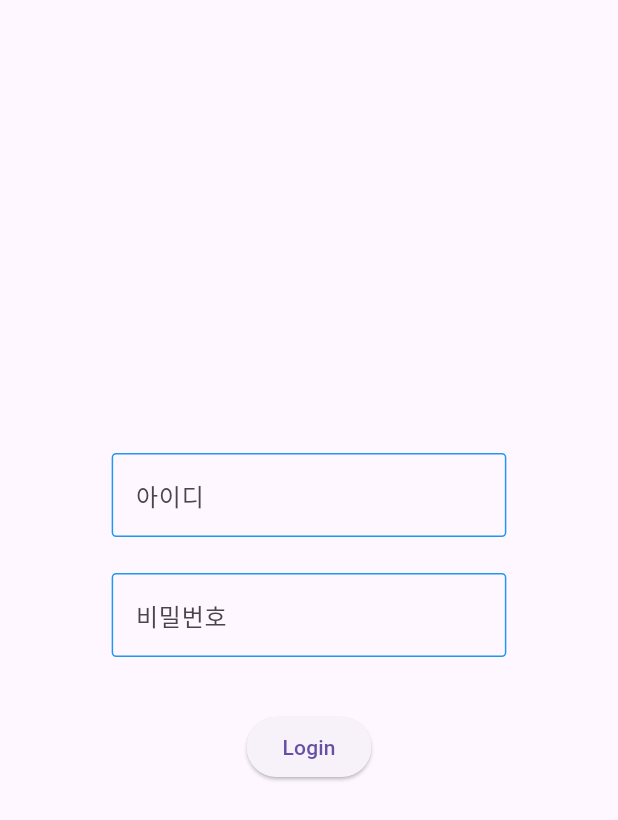
After one commit to 00sOrg/SOS_Flutter, a Flutter app: the LoginPage screen opened directly, after a tap on "Login", on a phone screen of 412 x 824 dp. The commit adds this screen. Shown: the top 820 px of the screen. Run offline on Flutter 3.47's test engine with Material 3 defaults, Android fonts, the phone set to English and light mode, and no system bars; our stand-ins replace dio, flutter_dotenv, flutter_riverpod, flutter_screenutil, flutter_svg, freezed_annotation and 5 more; missing offline and left inert: flutter_naver_map; Roboto replaces fonts that are missing (Pretendard); statements that could not run were skipped.

Commit message:
[Feat] add Login Page

```diff
--- /dev/null
+++ b/lib/features/auth/services/auth_service.dart
@@ -0,0 +1,13 @@
+import 'dart:async';
+
+class AuthService {
+  Future<bool> login(String id, String password) async {
+
+    await Future.delayed(const Duration(milliseconds: 700));
+    if (id == 'id' && password == '0000') {
+      return true;
+    } else {
+      return false;
+    }
+  }
+}
--- /dev/null
+++ b/lib/features/auth/viewmodels/auth_viewmodel.dart
@@ -0,0 +1,19 @@
+import 'dart:developer';
+import 'package:flutter/material.dart';
+import 'package:flutter_riverpod/flutter_riverpod.dart';
+import 'package:go_router/go_router.dart';
+
+final authViewModelProvider = Provider((ref) => AuthViewModel());
+
+class AuthViewModel {
+  bool isLoggedIn = false;
+
+  bool checkIfLoggedIn() {
+    return isLoggedIn;
+  }
+
+  void handleLogin(BuildContext context) {
+    log("LOGIN BTN PRESSED");
+    GoRouter.of(context).go('/home');
+  }
+}
--- /dev/null
+++ b/lib/features/auth/views/login_page.dart
@@ -0,0 +1,45 @@
+import 'package:flutter/material.dart';
+import 'package:flutter_riverpod/flutter_riverpod.dart';
+import 'package:sos/features/auth/viewmodels/auth_viewmodel.dart';
+import 'package:sos/features/auth/views/widgets/login_text_field.dart';
+
+class LoginPage extends ConsumerWidget {
+  const LoginPage({super.key});
+
+  @override
+  Widget build(BuildContext context, WidgetRef ref) {
+    final authViewModel = ref.read(authViewModelProvider);
+
+    final TextEditingController _idTEC = TextEditingController();
+    final TextEditingController _passwordTEC = TextEditingController();
+
+    return Scaffold(
+      body: Container(
+        alignment: Alignment.center,
+        child: Column(
+          mainAxisAlignment: MainAxisAlignment.center,
+          crossAxisAlignment: CrossAxisAlignment.center,
+          children: [
+            LoginTextField(
+              hintText: '아이디',
+              controller: _idTEC,
+            ),
+            const SizedBox(height: 24),
+            LoginTextField(
+              hintText: '비밀번호',
+              controller: _passwordTEC,
+              obscureText: true,
+            ),
+            const SizedBox(height: 36),
+            ElevatedButton(
+              onPressed: () {
+                authViewModel.handleLogin(context);
+              },
+              child: const Text('Login'),
+            ),
+          ],
+        ),
+      ),
+    );
+  }
+}
--- /dev/null
+++ b/lib/features/auth/views/widgets/login_text_field.dart
@@ -0,0 +1,37 @@
+import 'package:flutter/material.dart';
+import 'package:flutter_screenutil/flutter_screenutil.dart';
+
+class LoginTextField extends StatelessWidget {
+  final String hintText;
+  final TextEditingController controller;
+  final bool obscureText;
+
+  const LoginTextField({
+    super.key,
+    required this.hintText,
+    required this.controller,
+    this.obscureText = false,
+  });
+
+  @override
+  Widget build(BuildContext context) {
+    return SizedBox(
+      width: 251.w,
+      child: TextField(
+        controller: controller,
+        obscureText: obscureText,
+        decoration: InputDecoration(
+          hintText: hintText,
+          border: OutlineInputBorder(
+            borderSide: const BorderSide(color: Colors.blue),
+            borderRadius: BorderRadius.circular(3),
+          ),
+          enabledBorder: OutlineInputBorder(
+            borderSide: const BorderSide(color: Colors.blue),
+            borderRadius: BorderRadius.circular(3),
+          ),
+        ),
+      ),
+    );
+  }
+}
--- a/lib/main.dart
+++ b/lib/main.dart
@@ -39,7 +39,6 @@ Future<void> _initialize() async {
 class MyApp extends ConsumerWidget {
   MyApp({super.key});
 
-  final AppRouter _appRouter = AppRouter();
 
   @override
   Widget build(BuildContext context, WidgetRef ref) {
@@ -53,9 +52,10 @@ class MyApp extends ConsumerWidget {
             debugShowCheckedModeBanner: false,
             home: locationAsyncValue.when(
               data: (location) {
+                final appRouter = AppRouter(ref);
                 return MaterialApp.router(
                   title: 'SOS',
-                  routerConfig: _appRouter.router(location.adminAddress),
+                  routerConfig: appRouter.router(location.adminAddress),
                   debugShowCheckedModeBanner: false,
                   theme: ThemeData(
                     fontFamily: 'Pretendard',
--- a/lib/shared/navigation/app_router.dart
+++ b/lib/shared/navigation/app_router.dart
@@ -1,5 +1,7 @@
 import 'package:flutter/material.dart';
+import 'package:flutter_riverpod/flutter_riverpod.dart';
 import 'package:go_router/go_router.dart';
+import 'package:sos/features/auth/viewmodels/auth_viewmodel.dart';
 import 'package:sos/features/auth/views/login_page.dart';
 import 'package:sos/features/auth/views/splash_page.dart';
 import 'package:sos/features/board/views/board_page.dart';
@@ -12,12 +14,29 @@ import 'package:sos/shared/navigation/app_routes.dart';
 import 'package:sos/shared/widgets/custom_nav_bar.dart';
 
 class AppRouter {
+  final WidgetRef ref;
+
+  AppRouter(this.ref);
+
   GoRouter router(String locationAddress) {
     return GoRouter(
+      initialLocation: '/',
       routes: [
         GoRoute(
           path: '/',
+          redirect: (context, state) => '/splash',
+        ),
+        GoRoute(
+          path: '/splash',
           builder: (context, state) => const SplashPage(),
+          redirect: (context, state) {
+            final authViewModel = ref.read(authViewModelProvider);
+            if (authViewModel.checkIfLoggedIn()) {
+              return '/home';
+            } else {
+              return '/login';
+            }
+          },
         ),
         GoRoute(
           path: '/login',
```
